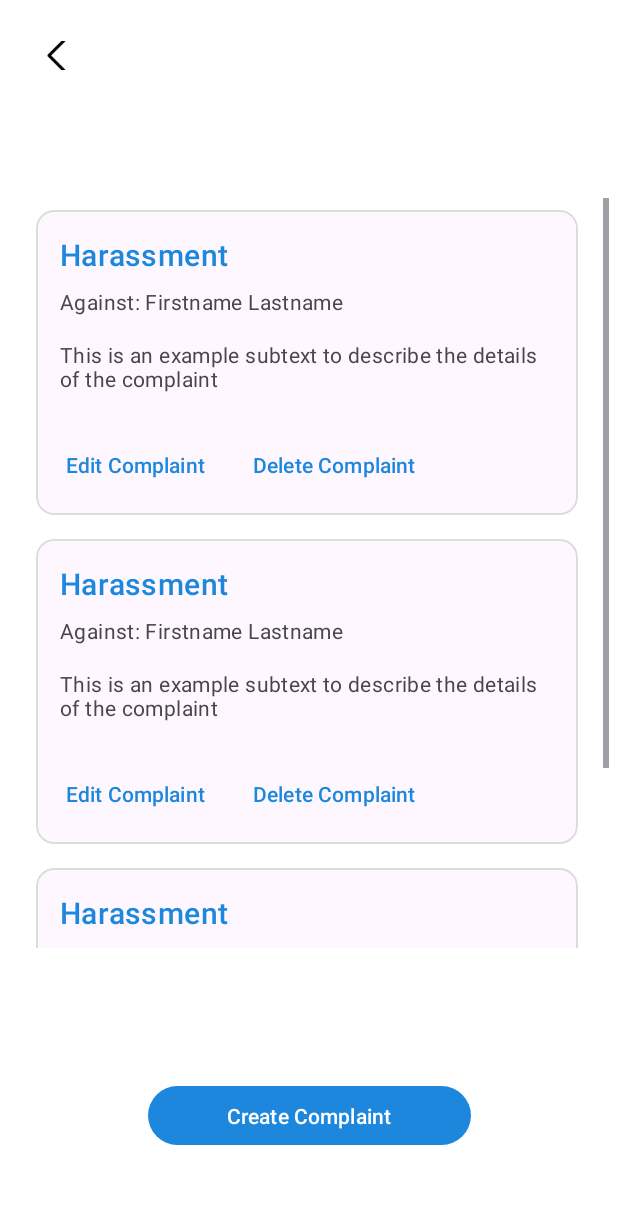
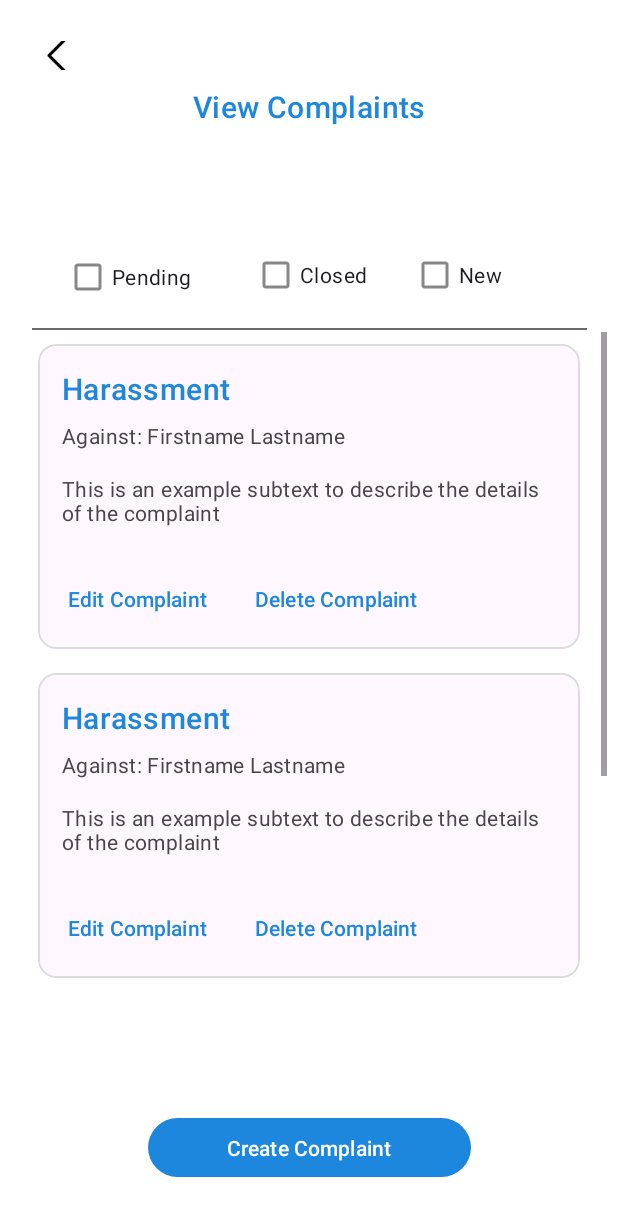
Before and after one commit to MinhazAyaaz/ComplainstApp, an Android app: the HomepageActivity screen opened directly, with no data from a screen before it, on a phone screen of 412 x 824 dp. Shown: the top 1216 px of the screen. Run offline under Robolectric (Android 15) with nearby library versions, the light colour scheme and no system bars; Roboto replaces fonts that are not available here.

Commit message:
Implemented filter buttons on homepage

```diff
--- a/CSE327/app/src/main/res/layout/activity_homepage.xml
+++ b/CSE327/app/src/main/res/layout/activity_homepage.xml
@@ -6,6 +6,19 @@
     android:layout_height="match_parent"
     android:background="@color/white">
 
+
+    <TextView
+        android:id="@+id/textView11"
+        android:layout_width="wrap_content"
+        android:layout_height="wrap_content"
+        android:text="View Complaints"
+        android:textAppearance="?attr/textAppearanceHeadline6"
+        android:textColor="#1C87DC"
+        app:layout_constraintBottom_toBottomOf="parent"
+        app:layout_constraintEnd_toEndOf="parent"
+        app:layout_constraintStart_toStartOf="parent"
+        app:layout_constraintTop_toTopOf="parent"
+        app:layout_constraintVertical_bias="0.072" />
 
     <ImageButton
         android:id="@+id/imageButton3"
@@ -34,12 +47,14 @@
         app:layout_constraintEnd_toEndOf="parent"
         app:layout_constraintStart_toStartOf="parent"
         app:layout_constraintTop_toTopOf="parent"
-        app:layout_constraintVertical_bias="0.923" />
+        app:layout_constraintVertical_bias="0.95" />
 
     <ScrollView
-        android:layout_width="400dp"
-        android:layout_height="500dp"
-        android:translationY="-30dp"
+        android:id="@+id/scrollView2"
+        style="@android:style/Widget.Material.ScrollView"
+        android:layout_width="397dp"
+        android:layout_height="441dp"
+        android:translationY="30dp"
         app:layout_constraintBottom_toBottomOf="parent"
         app:layout_constraintEnd_toEndOf="parent"
         app:layout_constraintStart_toStartOf="parent"
@@ -294,4 +309,74 @@
         </LinearLayout>
     </ScrollView>
 
+    <View
+        android:id="@+id/divider"
+        android:layout_width="370dp"
+        android:layout_height="1dp"
+        android:layout_marginStart="1dp"
+        android:layout_marginLeft="1dp"
+        android:layout_marginEnd="1dp"
+        android:layout_marginRight="1dp"
+        android:background="#6A6A6A"
+        app:layout_constraintBottom_toTopOf="@+id/scrollView2"
+        app:layout_constraintEnd_toEndOf="parent"
+        app:layout_constraintHorizontal_bias="0.5"
+        app:layout_constraintStart_toStartOf="parent"
+        app:layout_constraintTop_toTopOf="parent"
+        app:layout_constraintVertical_bias="1.15" />
+
+    <View
+        android:id="@+id/divider2"
+        android:layout_width="370dp"
+        android:layout_height="1dp"
+        android:layout_marginStart="1dp"
+        android:layout_marginLeft="1dp"
+        android:layout_marginEnd="1dp"
+        android:layout_marginRight="1dp"
+        android:background="#919191"
+        app:layout_constraintBottom_toTopOf="@+id/scrollView2"
+        app:layout_constraintEnd_toEndOf="parent"
+        app:layout_constraintHorizontal_bias="0.5"
+        app:layout_constraintStart_toStartOf="parent"
+        app:layout_constraintTop_toTopOf="parent"
+        app:layout_constraintVertical_bias="4.35" />
+
+    <CheckBox
+        android:id="@+id/checkBox"
+        android:layout_width="wrap_content"
+        android:layout_height="wrap_content"
+        android:text="Pending"
+        app:buttonTint="#878787"
+        app:layout_constraintBottom_toTopOf="@+id/divider"
+        app:layout_constraintEnd_toEndOf="parent"
+        app:layout_constraintHorizontal_bias="0.131"
+        app:layout_constraintStart_toStartOf="parent"
+        app:layout_constraintTop_toTopOf="parent"
+        app:layout_constraintVertical_bias="0.94" />
+
+    <CheckBox
+        android:id="@+id/checkBox2"
+        android:layout_width="wrap_content"
+        android:layout_height="wrap_content"
+        android:text="New"
+        app:buttonTint="#878787"
+        app:layout_constraintBottom_toTopOf="@+id/divider"
+        app:layout_constraintEnd_toEndOf="parent"
+        app:layout_constraintHorizontal_bias="0.78"
+        app:layout_constraintStart_toStartOf="parent"
+        app:layout_constraintTop_toTopOf="parent"
+        app:layout_constraintVertical_bias="0.932" />
+
+    <CheckBox
+        android:id="@+id/checkBox3"
+        android:layout_width="wrap_content"
+        android:layout_height="wrap_content"
+        android:text="Closed"
+        app:buttonTint="#878787"
+        app:layout_constraintBottom_toTopOf="@+id/divider"
+        app:layout_constraintEnd_toEndOf="parent"
+        app:layout_constraintStart_toStartOf="parent"
+        app:layout_constraintTop_toTopOf="parent"
+        app:layout_constraintVertical_bias="0.932" />
+
 </androidx.constraintlayout.widget.ConstraintLayout>
```
